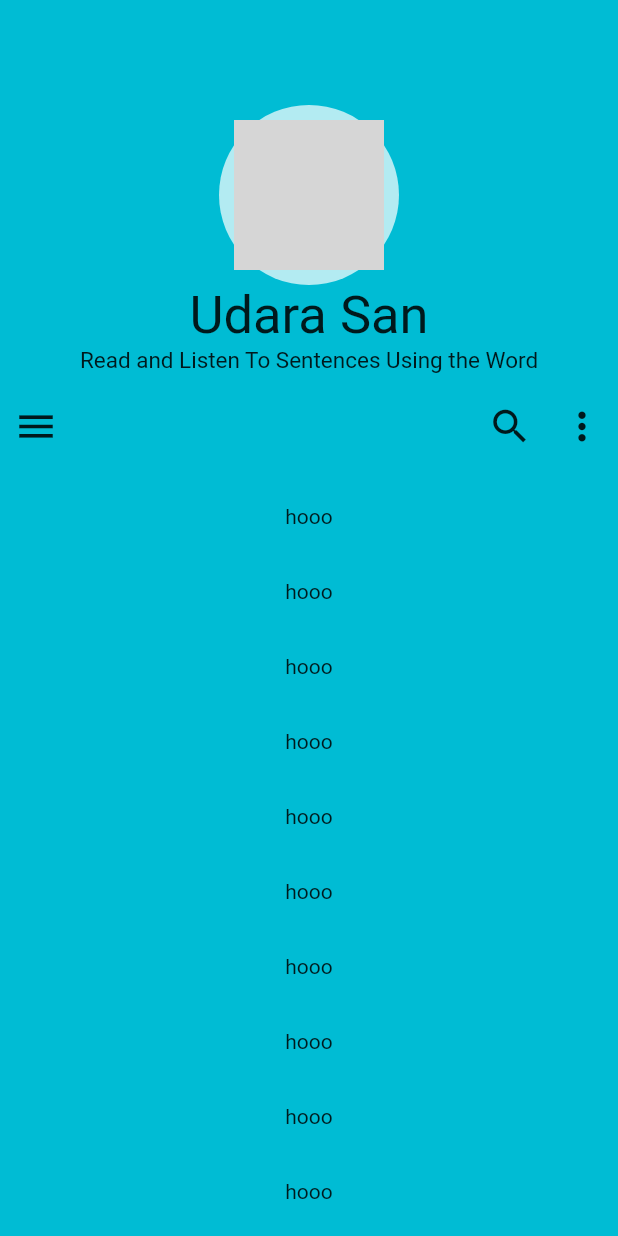
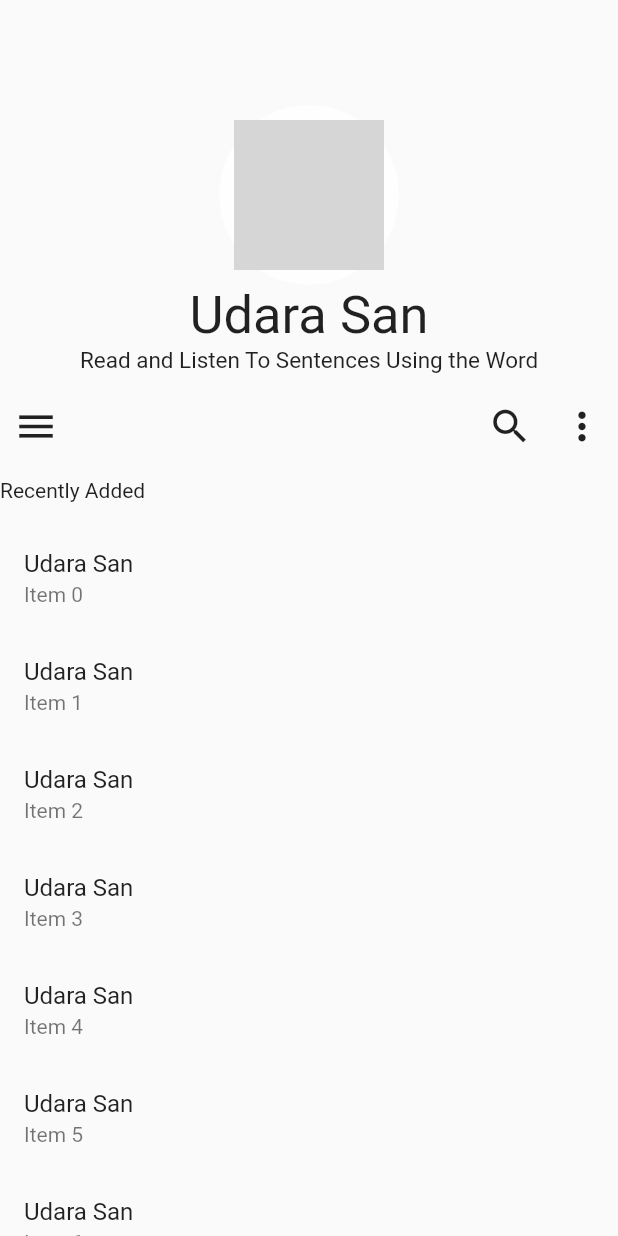
Before and after one commit to udarasan/contentbudddy, a Flutter app: the screen it shows after launch, on a phone screen of 412 x 824 dp. Run offline on Flutter 3.47's test engine with Material 2 defaults, Android fonts, the phone set to English and light mode, and no system bars; network calls fail; grey boxes are pictures that could not be loaded.

Commit message:
home page icons end

```diff
--- a/lib/main.dart
+++ b/lib/main.dart
@@ -1,8 +1,21 @@
+import 'package:contentbudddy/screen/AddScreen.dart';
+import 'package:contentbudddy/screen/EditScreen.dart';
+import 'package:contentbudddy/screen/HomeScreen.dart';
+import 'package:contentbudddy/screen/SplashScreen.dart';
 import 'package:flutter/material.dart';
 
 void main() {
-  runApp(const MyApp());
+  runApp(MaterialApp(
+    routes: <String, WidgetBuilder>{
+      '/home': (context) => const HomeScreen(),
+      '/edit':(context) => const EditScreen(),
+      '/add':(context) => const AddScreen(),
+      '/splash':(context) => const SplashScreen(),
+    },
+    home: MyApp(),
+  ));
 }
+
 class MyApp extends StatefulWidget {
   const MyApp({Key? key}) : super(key: key);
 
@@ -11,12 +24,13 @@ class MyApp extends StatefulWidget {
 }
 
 class _MyAppState extends State<MyApp> {
+
+  var items = List<String>.generate(100, (index) => 'Item $index');
+
   @override
   Widget build(BuildContext context) {
-    return MaterialApp(
-      home: Scaffold(
+    return Scaffold(
       body: Container(
-          color: Colors.cyan,
         padding: const EdgeInsets.only(top: 70.0),
         child: Column(
           crossAxisAlignment: CrossAxisAlignment.center,
@@ -38,62 +52,68 @@ class _MyAppState extends State<MyApp> {
             Row(
               mainAxisAlignment: MainAxisAlignment.spaceAround,
               children: const <Widget>[
-                  Text("Udara San", style: TextStyle(fontSize: 35.0),),
+                Text(
+                  "Udara San",
+                  style: TextStyle(fontSize: 35.0),
+                ),
               ],
             ),
             Row(
               mainAxisAlignment: MainAxisAlignment.spaceAround,
               children: const <Widget>[
-                  Text("Read and Listen To Sentences Using the Word", style: TextStyle(fontSize: 15.0),),
+                Text(
+                  "Read and Listen To Sentences Using the Word",
+                  style: TextStyle(fontSize: 15.0),
+                ),
               ],
             ),
-
             Row(
-                children:<Widget> [
-                  SizedBox(height: 70,),
+              children: <Widget>[
+                const SizedBox(
+                  height: 70,
+                ),
                 IconButton(
                   icon: const Icon(Icons.menu),
                   iconSize: 30,
                   onPressed: () {
+                    Navigator.of(context).pushNamed('/home');
                   },
                 ),
-                  Spacer(),
+                const Spacer(),
                 IconButton(
                   icon: const Icon(Icons.search),
                   iconSize: 30,
-                    onPressed: () {
-                    },
+                  onPressed: () {},
                 ),
                 IconButton(
                   icon: const Icon(Icons.more_vert),
                   iconSize: 30,
-                    onPressed: () {
-                    },
+                  onPressed: () {},
                 ),
-
+              ],
+            ),
+            Row(
+              children: const [
+                SizedBox(
+                  height: 30,
+                  child: (Text("Recently Added")),
+                )
               ],
             ),
             Flexible(
                 child: ListView.builder(
                     scrollDirection: Axis.vertical,
-                    itemBuilder: (context, index) => Container(
-                      height: 50,
-                      width: 50,
-                      color: Colors.cyan,
-                      child: const Center(
-                        child: Text("hooo"),
-                      ),
-                    ))),
+                    itemCount: items.length,
+                    itemBuilder: (context, index)  {
+                     return ListTile(
+                       title: Text("Udara San"),
+                       subtitle: Text(items[index]),
+                     );
+                    },
+                )),
           ],
         ),
-
-
-
       ),
-
-
-      ),
-
     );
   }
 }
--- a/lib/screen/HomeScreen.dart
+++ b/lib/screen/HomeScreen.dart
@@ -5,6 +5,12 @@ class HomeScreen extends StatelessWidget {
 
   @override
   Widget build(BuildContext context) {
-    return Container();
+    return MaterialApp(
+      home: Scaffold(
+        appBar: AppBar(
+          title: const Text("Udara Home"),
+        ),
+      ),
+    );
   }
 }
```
Lines whose indentation alone changed are shown as unchanged.
